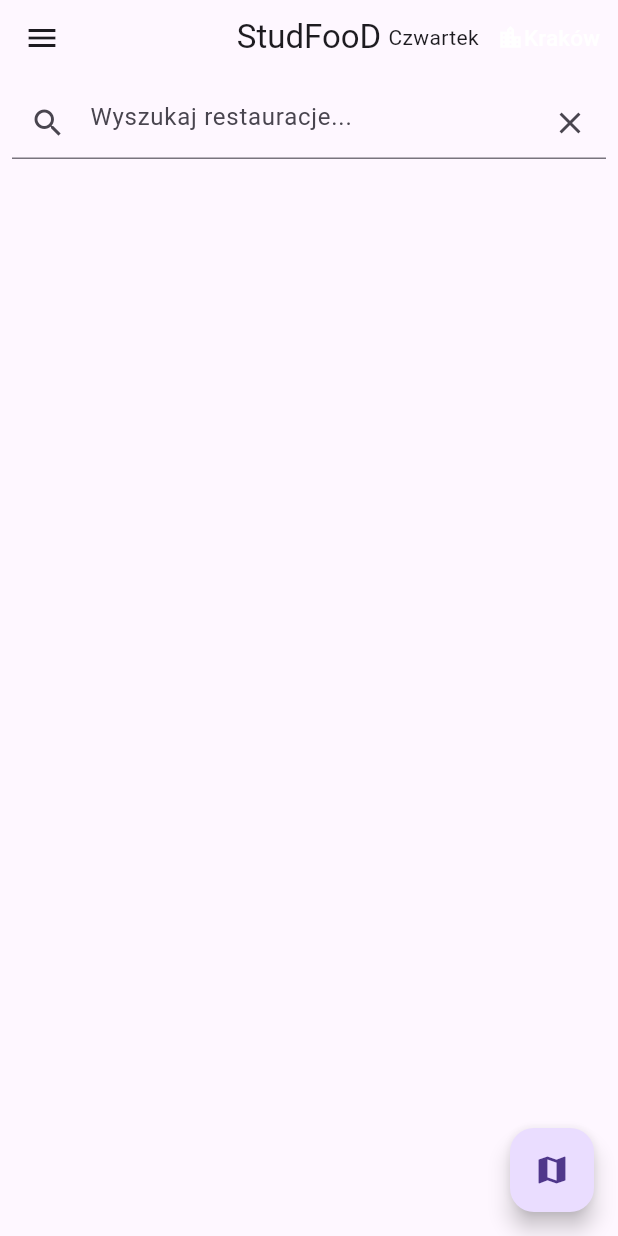
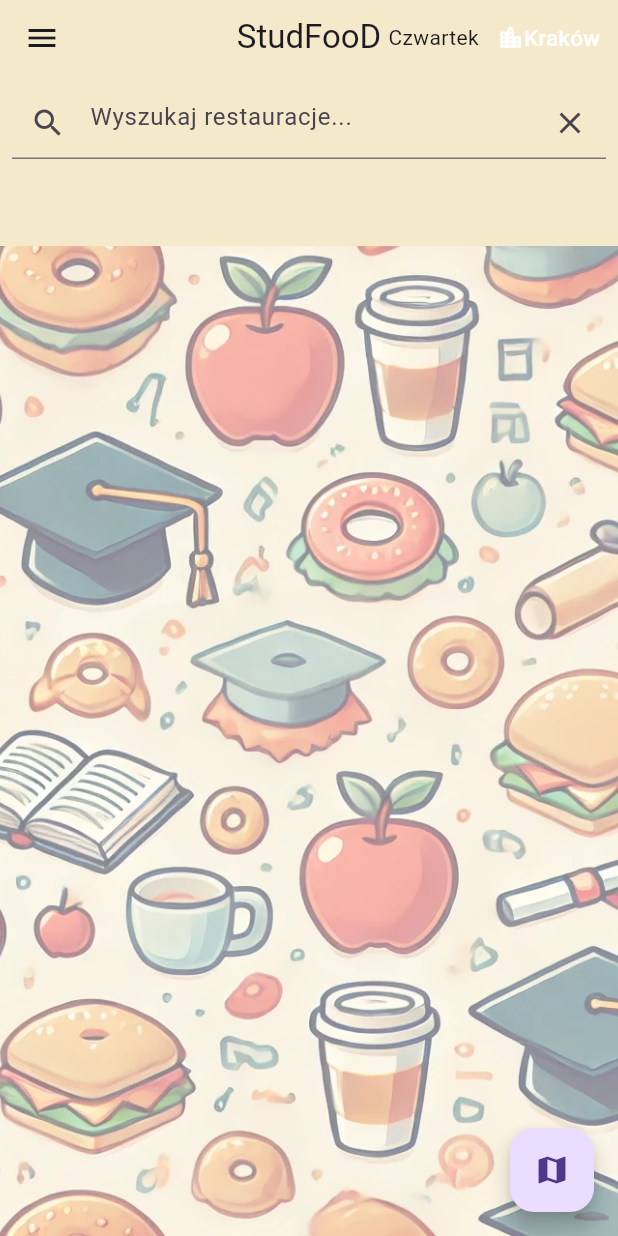
Before and after one commit to EleXxX214/studfood_final, a Flutter app: the screen it shows after launch, on a phone screen of 412 x 824 dp. Run offline on Flutter 3.47's test engine with Material 3 defaults, Android fonts, the phone set to English and light mode, and no system bars; our stand-ins replace cloud_firestore, firebase_core, firebase_storage, google_maps_flutter, logger; missing offline and left inert: number_editing_controller; accounts and stored records are empty.

Commit message:
Changing colours and import photo

```diff
--- a/lib/components/custom_appbar.dart
+++ b/lib/components/custom_appbar.dart
@@ -10,7 +10,7 @@ class CustomAppBar extends StatelessWidget implements PreferredSizeWidget {
   @override
   Widget build(BuildContext context) {
     return AppBar(
-      //backgroundColor: Colors.grey[850],
+      backgroundColor: const Color.fromRGBO(244, 233, 203, 1),
       centerTitle: true,
       title: Text(title),
     );
--- a/lib/components/custom_theme.dart
+++ b/lib/components/custom_theme.dart
@@ -1,10 +1,14 @@
 import 'package:flutter/material.dart';
 
 class AppTheme {
-  static ThemeData customDarkTheme() {
-    return ThemeData.dark().copyWith(
+  static ThemeData customTheme() {
+    return ThemeData(
+      primaryColor: const Color.fromRGBO(244, 233, 203, 1),
+      scaffoldBackgroundColor: const Color.fromRGBO(244, 233, 203, 1),
       textButtonTheme: TextButtonThemeData(
         style: ButtonStyle(
+          backgroundColor: WidgetStateProperty.all<Color>(
+              const Color.fromRGBO(244, 233, 203, 1)),
           shape: WidgetStateProperty.all<OutlinedBorder>(
             const RoundedRectangleBorder(
               borderRadius: BorderRadius.zero,
--- a/lib/components/main_appbar.dart
+++ b/lib/components/main_appbar.dart
@@ -23,7 +23,7 @@ class MyAppBar extends StatelessWidget implements PreferredSizeWidget {
     ];
 
     return AppBar(
-      // backgroundColor: Colors.grey[850],
+      backgroundColor: const Color.fromRGBO(244, 233, 203, 1),
       centerTitle: true,
       title: const Text("StudFooD"),
       actions: [
--- a/lib/components/my_drawer.dart
+++ b/lib/components/my_drawer.dart
@@ -6,6 +6,7 @@ class MyDrawer extends StatelessWidget {
   @override
   Widget build(BuildContext context) {
     return Drawer(
+        backgroundColor: const Color.fromRGBO(250, 247, 229, 1),
         width: 200,
         child: ListView(
           padding: EdgeInsets.zero,
--- a/lib/main.dart
+++ b/lib/main.dart
@@ -1,5 +1,6 @@
 import 'package:firebase_core/firebase_core.dart';
 import 'package:flutter/material.dart';
+import 'package:studfood/components/custom_theme.dart';
 import 'package:studfood/firebase_options.dart';
 import 'package:studfood/pages/homepage.dart';
 //import 'components/custom_theme.dart';
@@ -22,7 +23,7 @@ class MainApp extends StatelessWidget {
   Widget build(BuildContext context) {
     return MaterialApp(
       debugShowCheckedModeBanner: false,
-      //theme: AppTheme.customDarkTheme(),
+      theme: AppTheme.customTheme(),
       home: const HomePage(),
       onGenerateRoute: (settings) {
         switch (settings.name) {
--- a/lib/pages/homepage.dart
+++ b/lib/pages/homepage.dart
@@ -62,6 +62,7 @@ class _HomePageState extends State<HomePage> {
     if (weekday == 6) day = "saturday";
 
     return Scaffold(
+        backgroundColor: const Color.fromRGBO(244, 233, 203, 1),
         appBar: const MyAppBar(),
         floatingActionButton: FloatingActionButton(
           onPressed: () => Navigator.pushNamed(context, "MapPage"),
@@ -75,7 +76,9 @@ class _HomePageState extends State<HomePage> {
               _searchFocus.unfocus();
             }
           },
-        child: Column(
+          child: Stack(
+            children: [
+              Column(
                 children: [
                   Padding(
                     padding: const EdgeInsets.all(8.0),
@@ -118,10 +121,15 @@ class _HomePageState extends State<HomePage> {
                                 itemBuilder: (context, index) {
                                   final filter = filters[index].id;
                                   return Padding(
-                              padding:
-                                  const EdgeInsets.symmetric(horizontal: 8.0),
+                                    padding: const EdgeInsets.symmetric(
+                                        horizontal: 8.0),
                                     child: FilterChip(
-                                selected: selectedFilters.contains(filter),
+                                      backgroundColor: const Color.fromARGB(
+                                          255, 250, 245, 226),
+                                      selectedColor: const Color.fromRGBO(
+                                          255, 255, 190, 1),
+                                      selected:
+                                          selectedFilters.contains(filter),
                                       onSelected: (bool value) {
                                         setState(() {
                                           if (value) {
@@ -137,17 +145,26 @@ class _HomePageState extends State<HomePage> {
                                 },
                               );
                             } else {
-                        return const Center(child: CircularProgressIndicator());
+                              return const Center(
+                                  child: CircularProgressIndicator());
                             }
                           },
                         )),
                   ),
                   Expanded(
-              child: StreamBuilder<QuerySnapshot>(
+                    child: Stack(children: [
+                      Positioned.fill(
+                        child: Image.asset(
+                          "assets/backgrounds/b1.webp",
+                          fit: BoxFit.cover,
+                        ),
+                      ),
+                      StreamBuilder<QuerySnapshot>(
                         stream: FirestoreService().getRestaurants(),
                         builder: (context, snapshot) {
                           if (snapshot.hasData) {
-                    List<DocumentSnapshot> restaurantList = snapshot.data!.docs;
+                            List<DocumentSnapshot> restaurantList =
+                                snapshot.data!.docs;
 
                             if (searchQuery.isNotEmpty) {
                               restaurantList = restaurantList.where((doc) {
@@ -162,8 +179,8 @@ class _HomePageState extends State<HomePage> {
                             // Filtrowanie na podstawie wybranych filtrów
                             if (selectedFilters.isNotEmpty) {
                               restaurantList = restaurantList.where((doc) {
-                        String? filter =
-                            (doc.data() as Map<String, dynamic>)['filter1'];
+                                String? filter = (doc.data()
+                                    as Map<String, dynamic>)['filter1'];
 
                                 // Sprawdzenie, czy filter nie jest null
                                 if (filter != null) {
@@ -175,7 +192,8 @@ class _HomePageState extends State<HomePage> {
                             return ListView.builder(
                               itemCount: restaurantList.length,
                               itemBuilder: (context, index) {
-                        DocumentSnapshot document = restaurantList[index];
+                                DocumentSnapshot document =
+                                    restaurantList[index];
                                 String docId = document.id;
                                 Map<String, dynamic> restaurant =
                                     document.data() as Map<String, dynamic>;
@@ -196,14 +214,17 @@ class _HomePageState extends State<HomePage> {
                               },
                             );
                           } else {
-                    return const Center(child: CircularProgressIndicator());
+                            return const Center(
+                                child: CircularProgressIndicator());
                           }
                         },
                       ),
+                    ]),
+                  )
+                ],
               ),
             ],
           ),
-      ),
-    );
+        ));
   }
 }
--- a/pubspec.yaml
+++ b/pubspec.yaml
@@ -32,3 +32,8 @@ flutter:
     uses-material-design: true
     assets:
         - assets/map/restaurant_pin.png
+        - assets/photos/photo.jpg
+        - assets/backgrounds/b1.webp
+        - assets/backgrounds/paper.webp
+        - assets/backgrounds/burger.webp
+        - assets/backgrounds/fota1.jpg
```
Also changed, not shown: lib/components/custom_list_tile.dart (+19 -30 lines), assets/backgrounds/b1.webp (added), assets/backgrounds/burger.webp (added), assets/backgrounds/fota1.jpg (added), assets/backgrounds/paper.webp (added), assets/photos/photo.jpg (added). Lines whose indentation alone changed are shown as unchanged.
